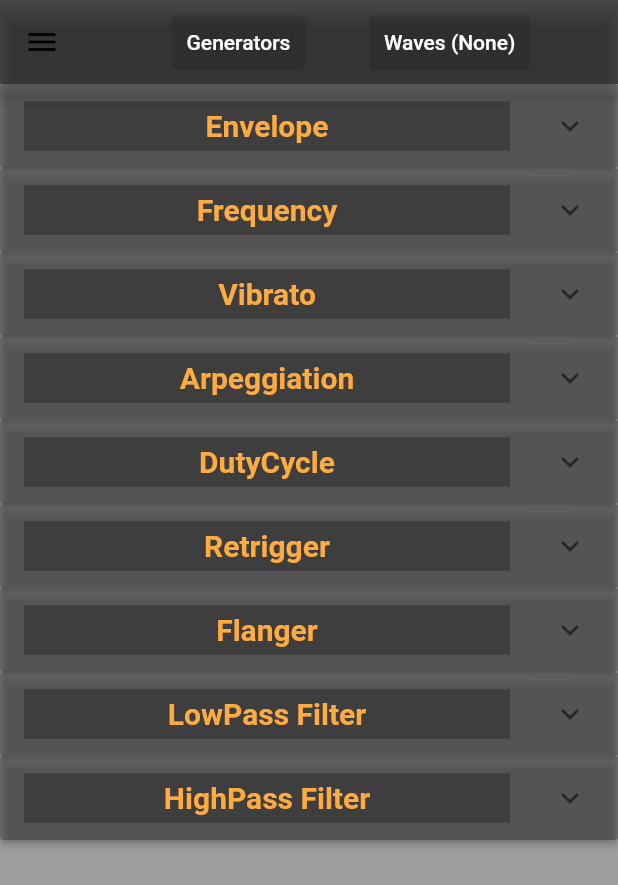
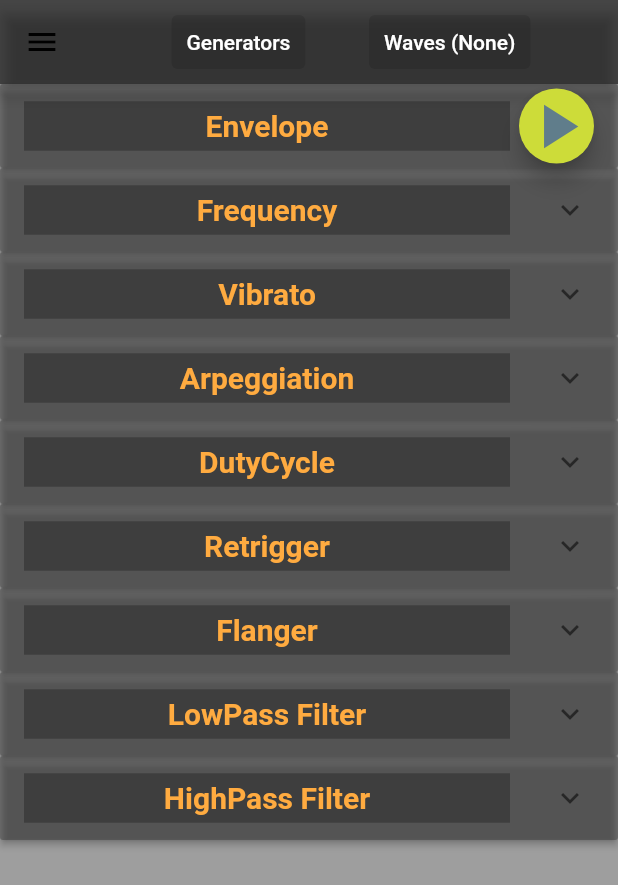
Before and after one commit to wdevore/RetroVibrato, a Flutter app: the screen it shows after launch, on a phone screen of 412 x 824 dp. Shown: the top 885 px of the screen. Run offline on Flutter 3.47's test engine with Material 2 defaults, Android fonts, the phone set to English and light mode, and no system bars.

Commit message:
added floating button for Play added Sawtooth rise / fall

```diff
--- a/lib/main.dart
+++ b/lib/main.dart
@@ -50,6 +50,25 @@ class _FSfxrHomePageState extends State<FSfxrHomePage> {
       appBar: _buildAppBar(),
       drawer: _buildDrawer(),
       body: _buildExpansionPanelBody(),
+      floatingActionButtonLocation: FloatingActionButtonLocation.endTop,
+      floatingActionButton: Container(
+        width: 50,
+        height: 50,
+        margin: EdgeInsets.only(
+          top: kToolbarHeight,
+        ),
+        child: FloatingActionButton(
+          onPressed: () {
+            print('Play');
+          },
+          child: const Icon(
+            Icons.play_arrow,
+            size: 50,
+            color: Colors.blueGrey,
+          ),
+          backgroundColor: Colors.lime,
+        ),
+      ),
     );
   }
 
--- a/lib/view/appbar_choice.dart
+++ b/lib/view/appbar_choice.dart
@@ -17,7 +17,8 @@ enum WaveForms {
   Square,
   Triangle,
   Sine,
-  Sawtooth,
+  SawtoothRising,
+  SawtoothFalling,
   WhiteNoise,
   PinkNoise,
   RedNoise,
```
Also changed, not shown: lib/view/appbar_waveforms_button.dart (+11 -2 lines).
